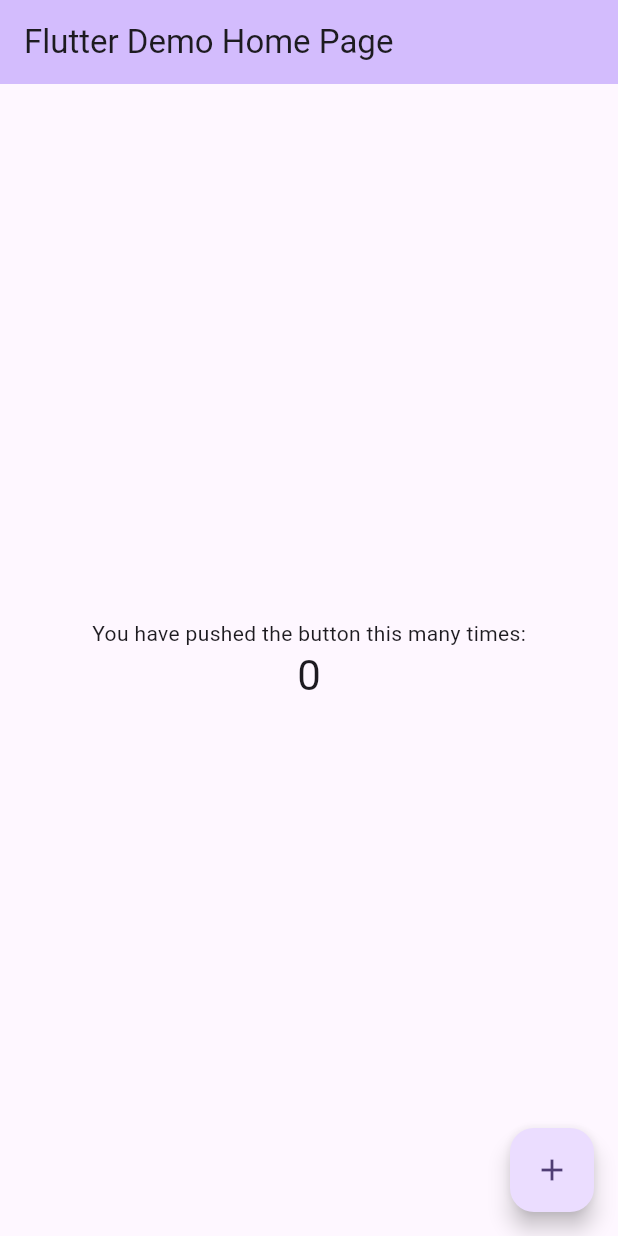
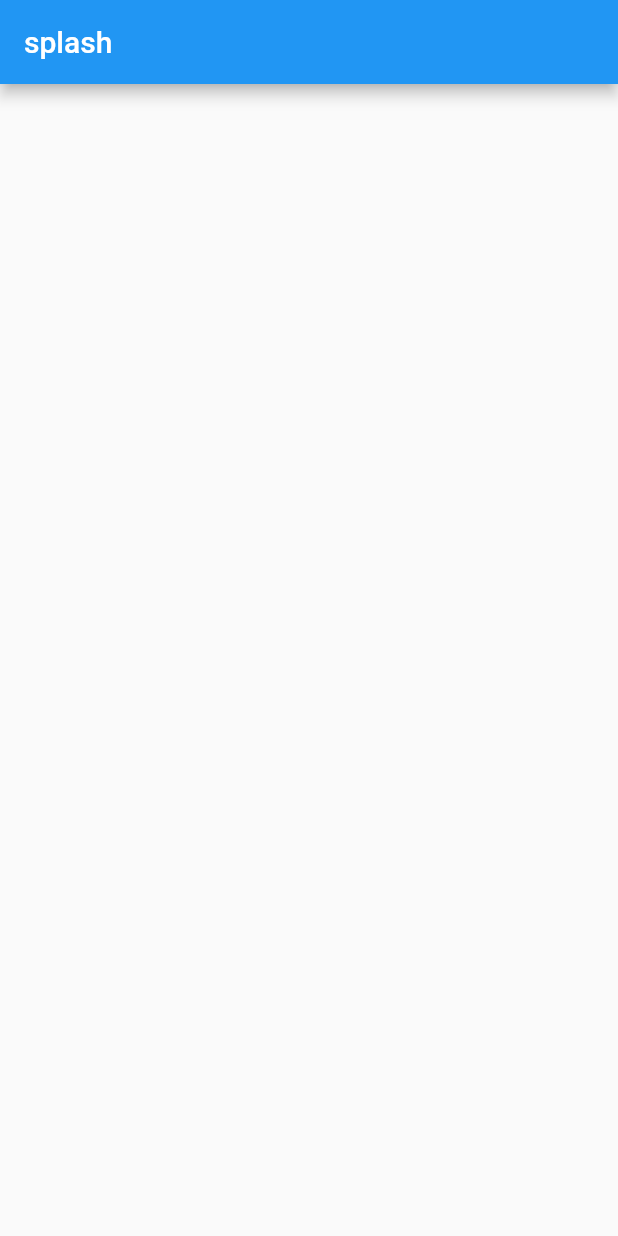
Before and after one commit to L1malucas/barbershop, a Flutter app: the screen it shows after launch, on a phone screen of 412 x 824 dp. Run offline on Flutter 3.47's test engine with Material 2 defaults, Android fonts, the phone set to English and light mode, and no system bars.

Commit message:
feature: add splash page

```diff
--- a/app/lib/main.dart
+++ b/app/lib/main.dart
@@ -1,125 +1,6 @@
+import 'package:barbershop/src/barbershop_app.dart';
 import 'package:flutter/material.dart';
 
 void main() {
-  runApp(const MyApp());
+  runApp(const BarbershopApp());
 }
-
-class MyApp extends StatelessWidget {
-  const MyApp({super.key});
-
-  // This widget is the root of your application.
-  @override
-  Widget build(BuildContext context) {
-    return MaterialApp(
-      title: 'Flutter Demo',
-      theme: ThemeData(
-        // This is the theme of your application.
-        //
-        // TRY THIS: Try running your application with "flutter run". You'll see
-        // the application has a blue toolbar. Then, without quitting the app,
-        // try changing the seedColor in the colorScheme below to Colors.green
-        // and then invoke "hot reload" (save your changes or press the "hot
-        // reload" button in a Flutter-supported IDE, or press "r" if you used
-        // the command line to start the app).
-        //
-        // Notice that the counter didn't reset back to zero; the application
-        // state is not lost during the reload. To reset the state, use hot
-        // restart instead.
-        //
-        // This works for code too, not just values: Most code changes can be
-        // tested with just a hot reload.
-        colorScheme: ColorScheme.fromSeed(seedColor: Colors.deepPurple),
-        useMaterial3: true,
-      ),
-      home: const MyHomePage(title: 'Flutter Demo Home Page'),
-    );
-  }
-}
-
-class MyHomePage extends StatefulWidget {
-  const MyHomePage({super.key, required this.title});
-
-  // This widget is the home page of your application. It is stateful, meaning
-  // that it has a State object (defined below) that contains fields that affect
-  // how it looks.
-
-  // This class is the configuration for the state. It holds the values (in this
-  // case the title) provided by the parent (in this case the App widget) and
-  // used by the build method of the State. Fields in a Widget subclass are
-  // always marked "final".
-
-  final String title;
-
-  @override
-  State<MyHomePage> createState() => _MyHomePageState();
-}
-
-class _MyHomePageState extends State<MyHomePage> {
-  int _counter = 0;
-
-  void _incrementCounter() {
-    setState(() {
-      // This call to setState tells the Flutter framework that something has
-      // changed in this State, which causes it to rerun the build method below
-      // so that the display can reflect the updated values. If we changed
-      // _counter without calling setState(), then the build method would not be
-      // called again, and so nothing would appear to happen.
-      _counter++;
-    });
-  }
-
-  @override
-  Widget build(BuildContext context) {
-    // This method is rerun every time setState is called, for instance as done
-    // by the _incrementCounter method above.
-    //
-    // The Flutter framework has been optimized to make rerunning build methods
-    // fast, so that you can just rebuild anything that needs updating rather
-    // than having to individually change instances of widgets.
-    return Scaffold(
-      appBar: AppBar(
-        // TRY THIS: Try changing the color here to a specific color (to
-        // Colors.amber, perhaps?) and trigger a hot reload to see the AppBar
-        // change color while the other colors stay the same.
-        backgroundColor: Theme.of(context).colorScheme.inversePrimary,
-        // Here we take the value from the MyHomePage object that was created by
-        // the App.build method, and use it to set our appbar title.
-        title: Text(widget.title),
-      ),
-      body: Center(
-        // Center is a layout widget. It takes a single child and positions it
-        // in the middle of the parent.
-        child: Column(
-          // Column is also a layout widget. It takes a list of children and
-          // arranges them vertically. By default, it sizes itself to fit its
-          // children horizontally, and tries to be as tall as its parent.
-          //
-          // Column has various properties to control how it sizes itself and
-          // how it positions its children. Here we use mainAxisAlignment to
-          // center the children vertically; the main axis here is the vertical
-          // axis because Columns are vertical (the cross axis would be
-          // horizontal).
-          //
-          // TRY THIS: Invoke "debug painting" (choose the "Toggle Debug Paint"
-          // action in the IDE, or press "p" in the console), to see the
-          // wireframe for each widget.
-          mainAxisAlignment: MainAxisAlignment.center,
-          children: <Widget>[
-            const Text(
-              'You have pushed the button this many times:',
-            ),
-            Text(
-              '$_counter',
-              style: Theme.of(context).textTheme.headlineMedium,
-            ),
-          ],
-        ),
-      ),
-      floatingActionButton: FloatingActionButton(
-        onPressed: _incrementCounter,
-        tooltip: 'Increment',
-        child: const Icon(Icons.add),
-      ), // This trailing comma makes auto-formatting nicer for build methods.
-    );
-  }
-}
--- /dev/null
+++ b/app/lib/src/barbershop_app.dart
@@ -0,0 +1,16 @@
+import 'package:barbershop/src/features/splash/splash_page.dart';
+import 'package:flutter/material.dart';
+
+class BarbershopApp extends StatelessWidget {
+  const BarbershopApp({super.key});
+
+  @override
+  Widget build(BuildContext context) {
+    return MaterialApp(
+      title: 'Barbershop',
+      routes: {
+        '/': (_) => const SplashPage(),
+      },
+    );
+  }
+}
--- /dev/null
+++ b/app/lib/src/features/splash/splash_page.dart
@@ -0,0 +1,14 @@
+import 'package:flutter/material.dart';
+
+class SplashPage extends StatelessWidget {
+
+  const SplashPage({ super.key });
+
+   @override
+   Widget build(BuildContext context) {
+       return Scaffold(
+           appBar: AppBar(title: const Text('splash'),),
+           body: Container(),
+       );
+  }
+}
```
